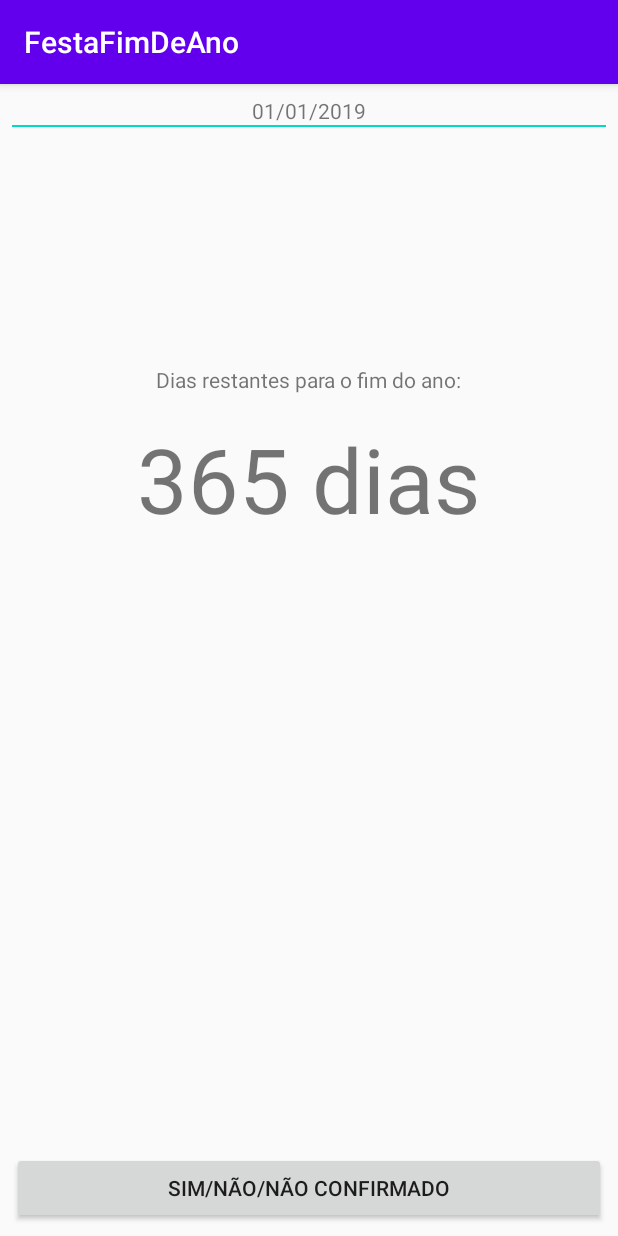
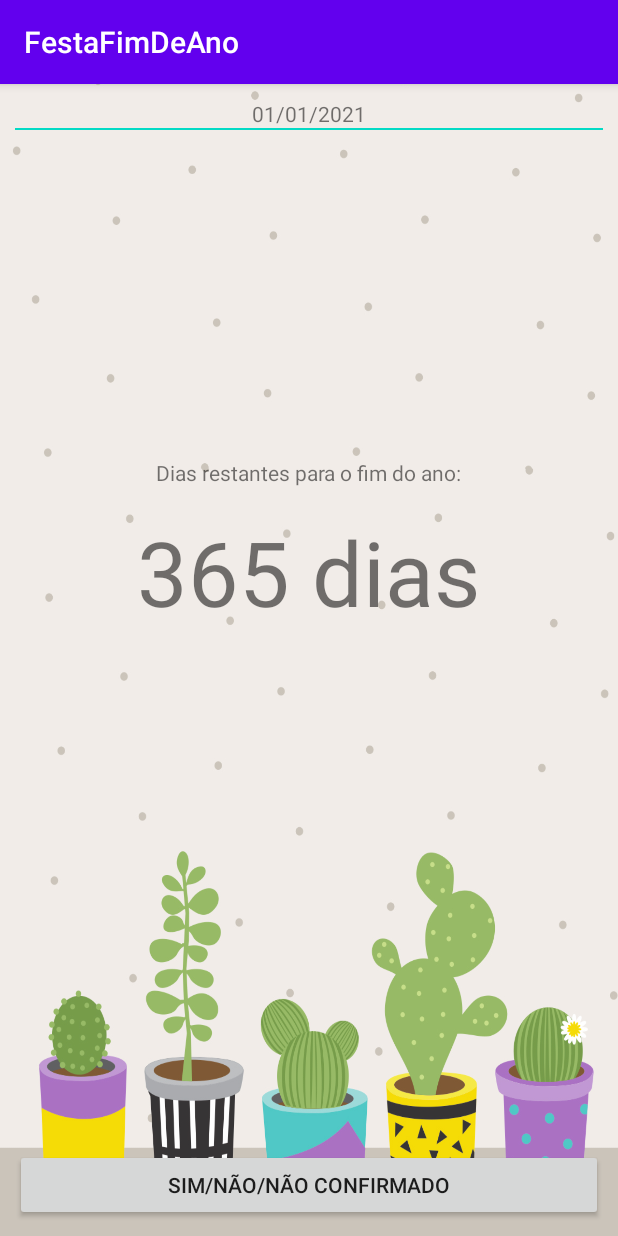
Before and after one commit to leandro-gft/AppFestaReveillon, an Android app: the screen it shows after launch (MainActivity), on a phone screen of 412 x 824 dp. Run offline under Robolectric (Android 15) with nearby library versions, the phone set to English and light mode, and no system bars.

Commit message:
Adicionados elementos na nova activity e background

```diff
--- a/app/src/main/AndroidManifest.xml
+++ b/app/src/main/AndroidManifest.xml
@@ -9,6 +9,7 @@
         android:roundIcon="@mipmap/ic_launcher_round"
         android:supportsRtl="true"
         android:theme="@style/AppTheme">
+        <activity android:name=".DetailsActivity"/>
         <activity android:name=".MainActivity">
             <intent-filter>
                 <action android:name="android.intent.action.MAIN" />
--- a/app/src/main/res/layout/activity_main.xml
+++ b/app/src/main/res/layout/activity_main.xml
@@ -3,7 +3,8 @@
     xmlns:tools="http://schemas.android.com/tools"
     android:layout_width="match_parent"
     android:layout_height="match_parent"
-    android:padding="8dp"
+    android:padding="10dp"
+    android:background="@drawable/background"
     tools:context=".MainActivity">
 
     <TextView
@@ -11,7 +12,7 @@
         android:layout_width="match_parent"
         android:layout_height="wrap_content"
         android:gravity="center"
-        android:text="01/01/2019" />
+        android:text="01/01/2021" />
 
     <View
         android:layout_width="match_parent"
@@ -25,7 +26,7 @@
         android:layout_height="wrap_content"
         android:layout_below="@+id/text_today"
         android:layout_centerHorizontal="true"
-        android:layout_marginTop="160dp"
+        android:layout_marginTop="220dp"
         android:text="@string/dias_restantes_para_o_fim_do_ano" />
 
     <TextView
--- a/app/src/main/res/values/strings.xml
+++ b/app/src/main/res/values/strings.xml
@@ -1,4 +1,5 @@
 <resources>
     <string name="app_name">FestaFimDeAno</string>
     <string name="dias_restantes_para_o_fim_do_ano">Dias restantes para o fim do ano:</string>
+    <string name="voce_vai_participar">Você vai participar?</string>
 </resources>
```
Also changed, not shown: app/src/main/res/layout/activity_details.xml (+28 -2 lines), app/src/main/res/drawable-v24/background.png (added).
